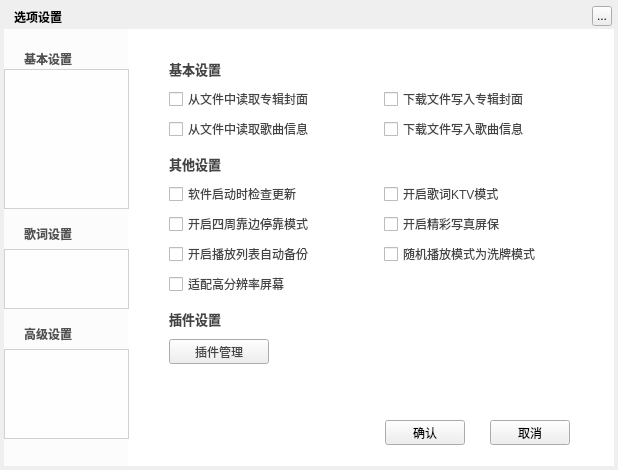
Qt form TTKModule/TTKWidget/musicUiKits/musicWidgetKits/musicsettingwidget.ui (Greedysky/TTKMusicPlayer) before a commit.
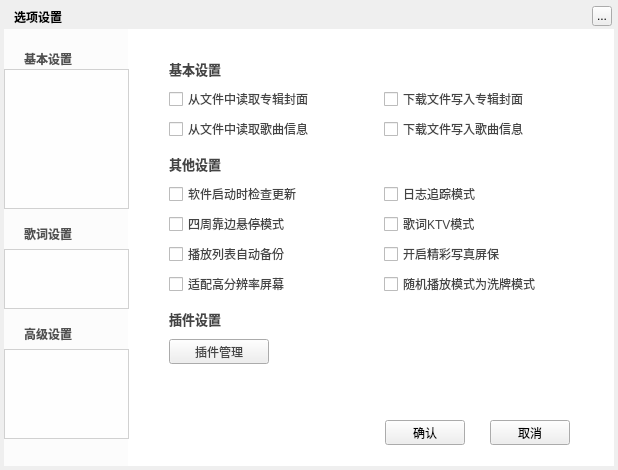
The same form after that commit. The open tabs and pages were chosen to show the change. Icons and pictures are not drawn. Custom widgets are drawn as their Qt base class.

Commit message: feat: Add log track module[297530]

The edit to the form file:
```diff
--- a/TTKModule/TTKWidget/musicUiKits/musicWidgetKits/musicsettingwidget.ui
+++ b/TTKModule/TTKWidget/musicUiKits/musicWidgetKits/musicsettingwidget.ui
@@ -1268,7 +1268,7 @@
       </rect>
      </property>
      <property name="text">
-      <string>开启四周靠边停靠模式</string>
+      <string>四周靠边悬停模式</string>
      </property>
     </widget>
     <widget class="QCheckBox" name="otherReadAlbumCoverCheckBox">
@@ -1319,13 +1319,13 @@
      <property name="geometry">
       <rect>
        <x>240</x>
-       <y>145</y>
+       <y>175</y>
        <width>200</width>
        <height>20</height>
       </rect>
      </property>
      <property name="text">
-      <string>开启歌词KTV模式</string>
+      <string>歌词KTV模式</string>
      </property>
     </widget>
     <widget class="QCheckBox" name="otherWriteAlbumCoverCheckBox">
@@ -1358,7 +1358,7 @@
      <property name="geometry">
       <rect>
        <x>240</x>
-       <y>175</y>
+       <y>205</y>
        <width>200</width>
        <height>20</height>
       </rect>
@@ -1408,14 +1408,14 @@
       </rect>
      </property>
      <property name="text">
-      <string>开启播放列表自动备份</string>
+      <string>播放列表自动备份</string>
      </property>
     </widget>
     <widget class="QCheckBox" name="otherRandomModeCheckBox">
      <property name="geometry">
       <rect>
        <x>240</x>
-       <y>205</y>
+       <y>235</y>
        <width>210</width>
        <height>20</height>
       </rect>
@@ -1440,6 +1440,19 @@
       <bool>false</bool>
      </property>
     </widget>
+    <widget class="QCheckBox" name="otherLogTrackCheckBox">
+     <property name="geometry">
+      <rect>
+       <x>240</x>
+       <y>145</y>
+       <width>200</width>
+       <height>20</height>
+      </rect>
+     </property>
+     <property name="text">
+      <string>日志追踪模式</string>
+     </property>
+    </widget>
    </widget>
    <widget class="QWidget" name="six">
     <widget class="TTKThemeLineLabel" name="DbaseSetSongWordWidget">
```
Left out of the diff: 4 changed lines with no effect on the pictures. The commit also changes 8 other files.
